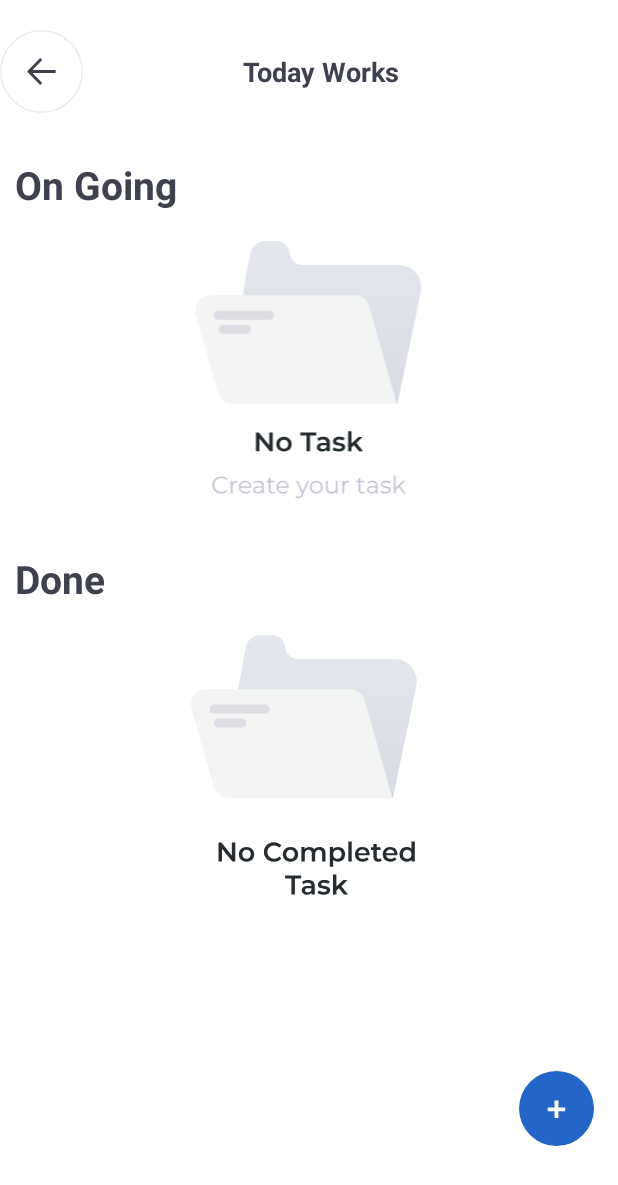
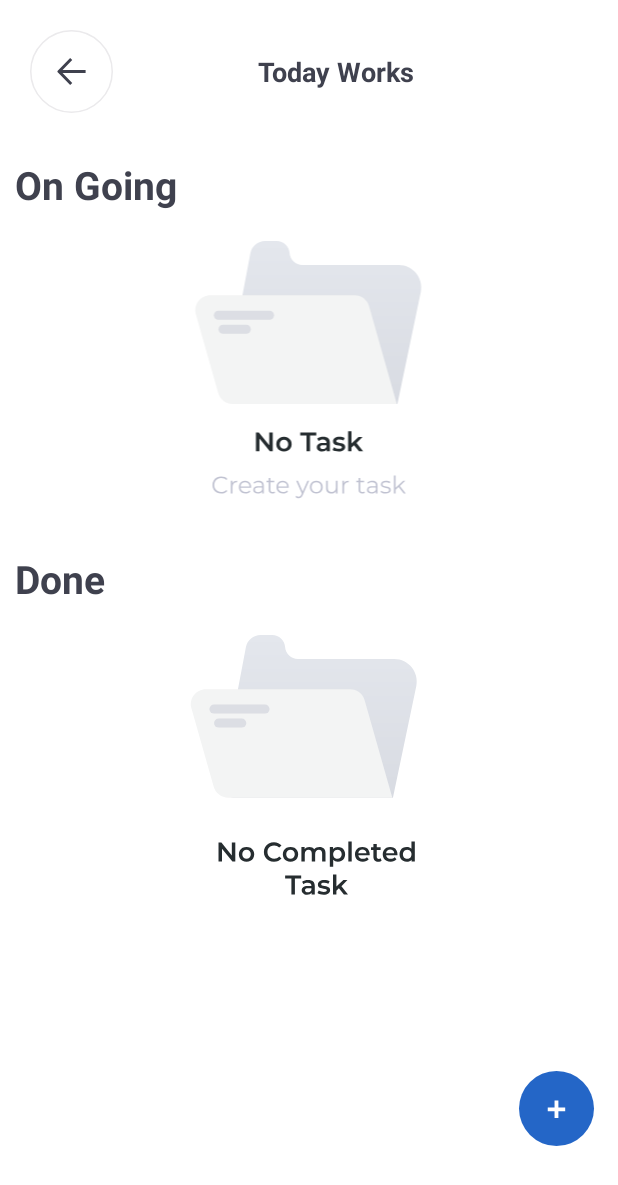
Before and after one commit to billymaulana/android-smartwork-management, an Android app: the WorkActivity screen opened directly, with no data from a screen before it, on a phone screen of 412 x 824 dp. Shown: the top 1185 px of the screen. Run offline under Robolectric (Android 15) with nearby library versions, the phone set to English and light mode, and no system bars; our stand-ins replace ButterKnife; libraries missing offline, so code that uses them is left out: cn.pedant, net.time4j.android; 2 statements that could not run were skipped.

Commit message:
btn back today works

```diff
--- a/app/src/main/res/layout/activity_work.xml
+++ b/app/src/main/res/layout/activity_work.xml
@@ -17,6 +17,7 @@
 
             <ImageView
                 android:id="@+id/btnBack"
+                android:layout_marginLeft="20dp"
                 android:layout_width="wrap_content"
                 android:layout_height="wrap_content"
                 app:srcCompat="@drawable/ic_back"/>
```
Also changed, not shown: 1 other file.
